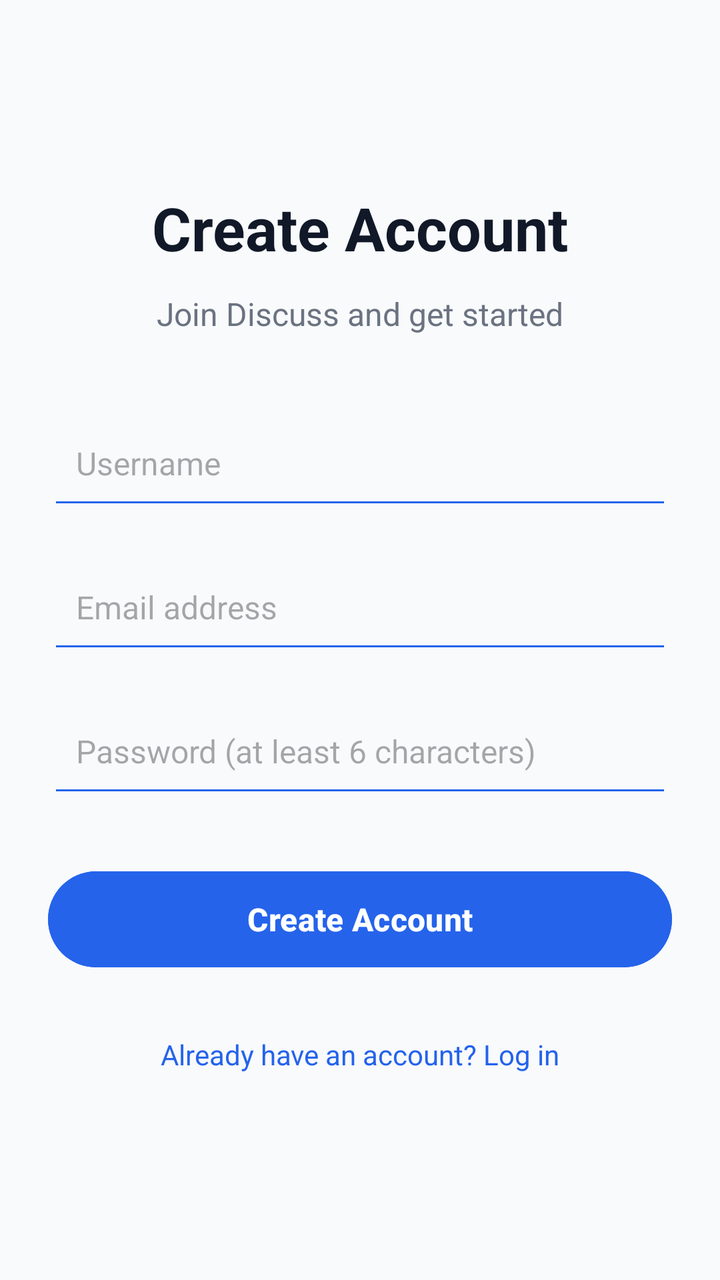
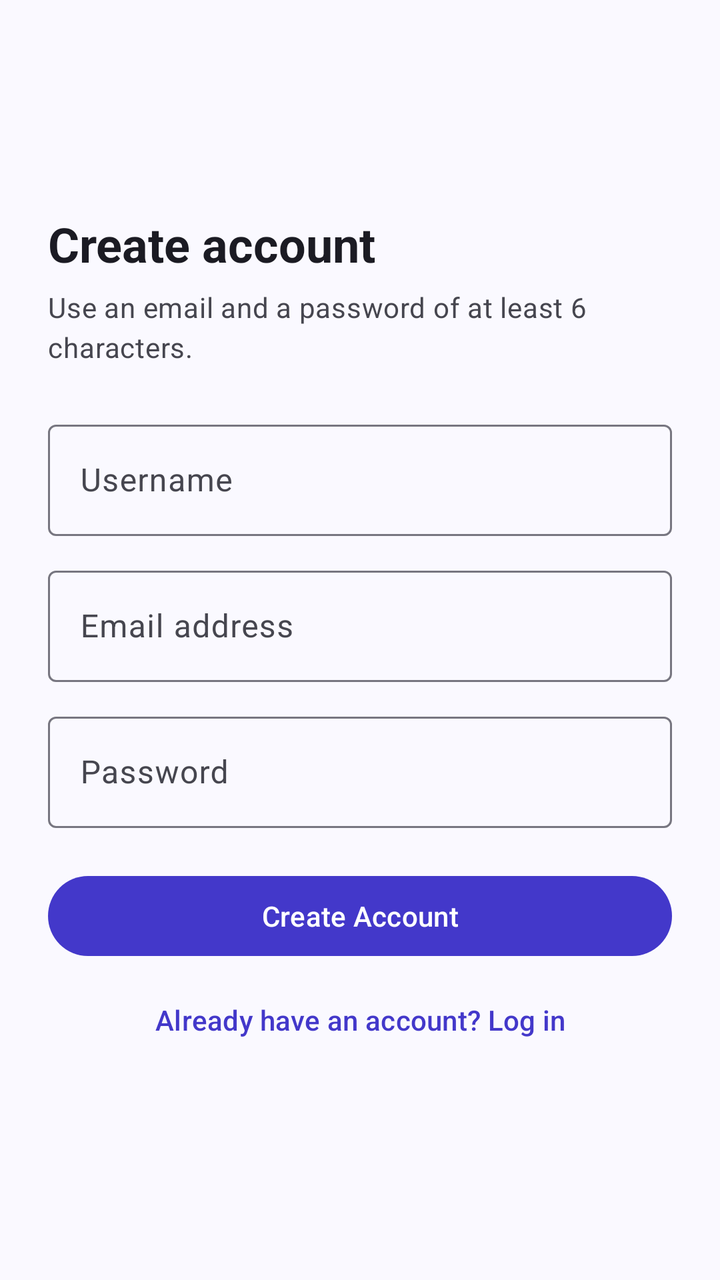

The first picture is an Android layout as it rendered before a commit; the second is the same layout after the commit. The layout source and the unified diff follow.
<!-- AndroidManifest.xml: application theme Theme.MyApplication -->
<!-- res/layout/activity_sign_in.xml -->
<androidx.constraintlayout.widget.ConstraintLayout
    xmlns:android="http://schemas.android.com/apk/res/android"
    xmlns:app="http://schemas.android.com/apk/res-auto"
    xmlns:tools="http://schemas.android.com/tools"
    android:id="@+id/main"
    android:layout_width="match_parent"
    android:layout_height="match_parent"
    android:background="#F8FAFC"
    android:padding="24dp"
    tools:context=".Signup">

    <LinearLayout
        android:id="@+id/signup_form"
        android:layout_width="0dp"
        android:layout_height="wrap_content"
        android:orientation="vertical"
        app:layout_constraintTop_toTopOf="parent"
        app:layout_constraintBottom_toBottomOf="parent"
        app:layout_constraintStart_toStartOf="parent"
        app:layout_constraintEnd_toEndOf="parent">

        <TextView
            android:id="@+id/sign_in_title"
            android:layout_width="match_parent"
            android:layout_height="wrap_content"
            android:text="Create Account"
            android:textColor="#111827"
            android:textSize="30sp"
            android:textStyle="bold"
            android:gravity="center" />

        <TextView
            android:layout_width="match_parent"
            android:layout_height="wrap_content"
            android:layout_marginTop="12dp"
            android:text="Join Discuss and get started"
            android:textColor="#6B7280"
            android:textSize="16sp"
            android:gravity="center" />

        <EditText
            android:id="@+id/signUp_username"
            android:layout_width="match_parent"
            android:layout_height="56dp"
            android:layout_marginTop="36dp"
            android:hint="Username"
            android:inputType="textPersonName"
            android:autofillHints="username"
            android:singleLine="true"
            android:padding="14dp"
            android:textSize="16sp"
            android:backgroundTint="#2563EB" />

        <EditText
            android:id="@+id/signup_email"
            android:layout_width="match_parent"
            android:layout_height="56dp"
            android:layout_marginTop="16dp"
            android:hint="Email address"
            android:inputType="textEmailAddress"
            android:autofillHints="emailAddress"
            android:singleLine="true"
            android:padding="14dp"
            android:textSize="16sp"
            android:backgroundTint="#2563EB" />

        <EditText
            android:id="@+id/signup_password"
            android:layout_width="match_parent"
            android:layout_height="56dp"
            android:layout_marginTop="16dp"
            android:hint="Password (at least 6 characters)"
            android:inputType="textPassword"
            android:autofillHints="newPassword"
            android:singleLine="true"
            android:padding="14dp"
            android:textSize="16sp"
            android:backgroundTint="#2563EB" />

        <Button
            android:id="@+id/signup_button"
            android:layout_width="match_parent"
            android:layout_height="56dp"
            android:layout_marginTop="28dp"
            android:text="Create Account"
            android:textSize="16sp"
            android:textStyle="bold"
            android:textAllCaps="false"
            android:backgroundTint="#2563EB" />

        <TextView
            android:id="@+id/signup_login_link"
            android:layout_width="match_parent"
            android:layout_height="wrap_content"
            android:layout_marginTop="20dp"
            android:text="Already have an account? Log in"
            android:textColor="#2563EB"
            android:textSize="14sp"
            android:gravity="center"
            android:padding="10dp"
            android:clickable="true"
            android:focusable="true" />

    </LinearLayout>

</androidx.constraintlayout.widget.ConstraintLayout>
<!-- resources referenced by this layout -->
<resources>
  <style name="Theme.MyApplication" parent="Base.Theme.MyApplication" />
  <style name="Base.Theme.MyApplication" parent="Theme.Material3.DayNight.NoActionBar">
          
          
      </style>
</resources>

<!-- the commit's change to res/layout/activity_sign_in.xml (unified diff, before → after) -->
@@ -1,106 +1,97 @@
-<androidx.constraintlayout.widget.ConstraintLayout
-    xmlns:android="http://schemas.android.com/apk/res/android"
-    xmlns:app="http://schemas.android.com/apk/res-auto"
-    xmlns:tools="http://schemas.android.com/tools"
+<?xml version="1.0" encoding="utf-8"?>
+<ScrollView xmlns:android="http://schemas.android.com/apk/res/android"
     android:id="@+id/main"
     android:layout_width="match_parent"
     android:layout_height="match_parent"
-    android:background="#F8FAFC"
-    android:padding="24dp"
-    tools:context=".Signup">
+    android:fillViewport="true">
 
     <LinearLayout
-        android:id="@+id/signup_form"
-        android:layout_width="0dp"
+        android:layout_width="match_parent"
         android:layout_height="wrap_content"
+        android:gravity="center_vertical"
         android:orientation="vertical"
-        app:layout_constraintTop_toTopOf="parent"
-        app:layout_constraintBottom_toBottomOf="parent"
-        app:layout_constraintStart_toStartOf="parent"
-        app:layout_constraintEnd_toEndOf="parent">
+        android:padding="24dp">
 
         <TextView
             android:id="@+id/sign_in_title"
             android:layout_width="match_parent"
             android:layout_height="wrap_content"
-            android:text="Create Account"
-            android:textColor="#111827"
-            android:textSize="30sp"
-            android:textStyle="bold"
-            android:gravity="center" />
+            android:text="@string/signup_title"
+            android:textAppearance="@style/TextAppearance.Discuss.Heading" />
 
         <TextView
             android:layout_width="match_parent"
             android:layout_height="wrap_content"
+            android:layout_marginTop="6dp"
+            android:layout_marginBottom="12dp"
+            android:text="@string/signup_subtitle"
+            android:textAppearance="@style/TextAppearance.Discuss.Supporting" />
+
+        <com.google.android.material.textfield.TextInputLayout
+            style="@style/Widget.Material3.TextInputLayout.OutlinedBox"
+            android:layout_width="match_parent"
+            android:layout_height="wrap_content"
             android:layout_marginTop="12dp"
-            android:text="Join Discuss and get started"
-            android:textColor="#6B7280"
-            android:textSize="16sp"
-            android:gravity="center" />
+            android:hint="@string/username">
 
-        <EditText
-            android:id="@+id/signUp_username"
+            <com.google.android.material.textfield.TextInputEditText
+                android:id="@+id/signUp_username"
+                android:layout_width="match_parent"
+                android:layout_height="wrap_content"
+                android:autofillHints="newUsername"
+                android:inputType="text"
+                android:maxLines="1" />
+
+        </com.google.android.material.textfield.TextInputLayout>
+        <com.google.android.material.textfield.TextInputLayout
+            style="@style/Widget.Material3.TextInputLayout.OutlinedBox"
             android:layout_width="match_parent"
-            android:layout_height="56dp"
-            android:layout_marginTop="36dp"
-            android:hint="Username"
-            android:inputType="textPersonName"
-            android:autofillHints="username"
-            android:singleLine="true"
-            android:padding="14dp"
-            android:textSize="16sp"
-            android:backgroundTint="#2563EB" />
+            android:layout_height="wrap_content"
+            android:layout_marginTop="12dp"
+            android:hint="@string/email_address">
 
-        <EditText
-            android:id="@+id/signup_email"
+            <com.google.android.material.textfield.TextInputEditText
+                android:id="@+id/signup_email"
+                android:layout_width="match_parent"
+                android:layout_height="wrap_content"
+                android:autofillHints="emailAddress"
+                android:inputType="textEmailAddress"
+                android:maxLines="1" />
+
+        </com.google.android.material.textfield.TextInputLayout>
+        <com.google.android.material.textfield.TextInputLayout
+            style="@style/Widget.Material3.TextInputLayout.OutlinedBox"
             android:layout_width="match_parent"
-            android:layout_height="56dp"
-            android:layout_marginTop="16dp"
-            android:hint="Email address"
-            android:inputType="textEmailAddress"
-            android:autofillHints="emailAddress"
-            android:singleLine="true"
-            android:padding="14dp"
-            android:textSize="16sp"
-            android:backgroundTint="#2563EB" />
+            android:layout_height="wrap_content"
+            android:layout_marginTop="12dp"
+            android:hint="@string/password">
 
-        <EditText
-            android:id="@+id/signup_password"
-            android:layout_width="match_parent"
-            android:layout_height="56dp"
-            android:layout_marginTop="16dp"
-            android:hint="Password (at least 6 characters)"
-            android:inputType="textPassword"
-            android:autofillHints="newPassword"
-            android:singleLine="true"
-            android:padding="14dp"
-            android:textSize="16sp"
-            android:backgroundTint="#2563EB" />
+            <com.google.android.material.textfield.TextInputEditText
+                android:id="@+id/signup_password"
+                android:layout_width="match_parent"
+                android:layout_height="wrap_content"
+                android:autofillHints="newPassword"
+                android:inputType="textPassword"
+                android:maxLines="1" />
 
-        <Button
+        </com.google.android.material.textfield.TextInputLayout>
+
+        <com.google.android.material.button.MaterialButton
             android:id="@+id/signup_button"
-            android:layout_width="match_parent"
-            android:layout_height="56dp"
-            android:layout_marginTop="28dp"
-            android:text="Create Account"
-            android:textSize="16sp"
-            android:textStyle="bold"
-            android:textAllCaps="false"
-            android:backgroundTint="#2563EB" />
-
-        <TextView
-            android:id="@+id/signup_login_link"
             android:layout_width="match_parent"
             android:layout_height="wrap_content"
             android:layout_marginTop="20dp"
-            android:text="Already have an account? Log in"
-            android:textColor="#2563EB"
-            android:textSize="14sp"
-            android:gravity="center"
-            android:padding="10dp"
-            android:clickable="true"
-            android:focusable="true" />
+            android:minHeight="48dp"
+            android:text="@string/action_create_account" />
+
+        <com.google.android.material.button.MaterialButton
+            android:id="@+id/signup_login_link"
+            style="@style/Widget.Material3.Button.TextButton"
+            android:layout_width="match_parent"
+            android:layout_height="wrap_content"
+            android:layout_marginTop="4dp"
+            android:minHeight="48dp"
+            android:text="@string/signup_link" />
 
     </LinearLayout>
-
-</androidx.constraintlayout.widget.ConstraintLayout>
+</ScrollView>
<!-- resource entries referenced after the edit -->
@@ -1,9 +1,54 @@
 <!-- resources referenced by this layout -->
 <resources>
-  <style name="Theme.MyApplication" parent="Base.Theme.MyApplication" />
-  <style name="Base.Theme.MyApplication" parent="Theme.Material3.DayNight.NoActionBar">
-          
-          
+  <string name="action_create_account">Create Account</string>
+  <string name="email_address">Email address</string>
+  <string name="password">Password</string>
+  <string name="signup_link">Already have an account? Log in</string>
+  <string name="signup_subtitle">Use an email and a password of at least 6 characters.</string>
+  <string name="signup_title">Create account</string>
+  <string name="username">Username</string>
+  <style name="TextAppearance.Discuss.Heading" parent="TextAppearance.Material3.HeadlineSmall">
+          <item name="android:textStyle">bold</item>
+          <item name="android:textColor">?attr/colorOnSurface</item>
       </style>
+  <style name="TextAppearance.Discuss.Supporting" parent="TextAppearance.Material3.BodyMedium">
+          <item name="android:textColor">?attr/colorOnSurfaceVariant</item>
+      </style>
+  <style name="Theme.MyApplication" parent="Theme.Material3.DayNight.NoActionBar">
+          <item name="colorPrimary">@color/md_primary</item>
+          <item name="colorOnPrimary">@color/md_on_primary</item>
+          <item name="colorPrimaryContainer">@color/md_primary_container</item>
+          <item name="colorOnPrimaryContainer">@color/md_on_primary_container</item>
+          <item name="colorSecondary">@color/md_secondary</item>
+          <item name="colorOnSecondary">@color/md_on_secondary</item>
+          <item name="colorSecondaryContainer">@color/md_secondary_container</item>
+          <item name="colorOnSecondaryContainer">@color/md_on_secondary_container</item>
+          <item name="colorSurface">@color/md_surface</item>
+          <item name="colorOnSurface">@color/md_on_surface</item>
+          <item name="colorOnSurfaceVariant">@color/md_on_surface_variant</item>
+          <item name="colorSurfaceContainerLow">@color/md_surface_container_low</item>
+          <item name="colorSurfaceContainer">@color/md_surface_container</item>
+          <item name="colorOutline">@color/md_outline</item>
+          <item name="colorOutlineVariant">@color/md_outline_variant</item>
+          <item name="android:windowBackground">@color/md_surface</item>
+          <item name="android:colorBackground">@color/md_surface</item>
+          <item name="android:textColorPrimary">@color/md_on_surface</item>
+          <item name="android:textColorSecondary">@color/md_on_surface_variant</item>
+      </style>
+  <color name="md_primary">#FF4338CA</color>
+  <color name="md_on_primary">#FFFFFFFF</color>
+  <color name="md_primary_container">#FFE3E1FF</color>
+  <color name="md_on_primary_container">#FF14115C</color>
+  <color name="md_secondary">#FF5A5D7A</color>
+  <color name="md_on_secondary">#FFFFFFFF</color>
+  <color name="md_secondary_container">#FFE2E3F4</color>
+  <color name="md_on_secondary_container">#FF181B33</color>
+  <color name="md_surface">#FFFAF9FF</color>
+  <color name="md_on_surface">#FF1B1B23</color>
+  <color name="md_on_surface_variant">#FF46464F</color>
+  <color name="md_surface_container_low">#FFF4F3FB</color>
+  <color name="md_surface_container">#FFEFEEF7</color>
+  <color name="md_outline">#FF777680</color>
+  <color name="md_outline_variant">#FFC7C5D0</color>
 </resources>
 
